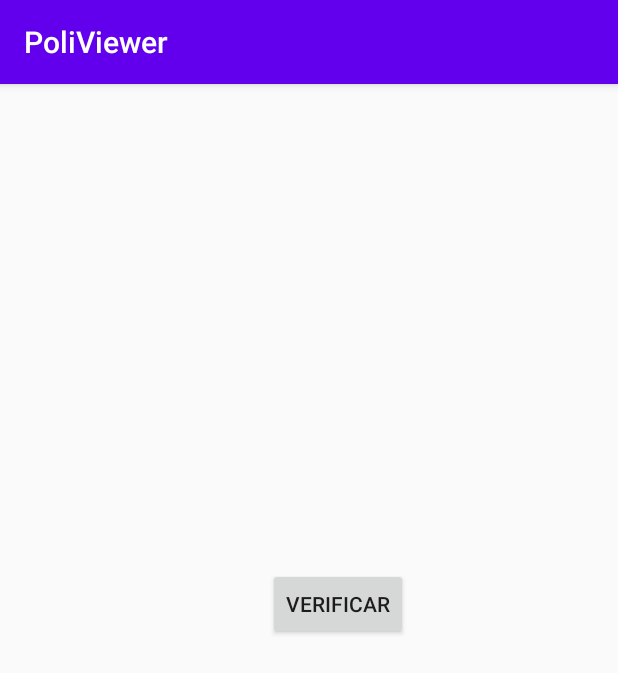
After one commit to angarcia20/proyecto_app_movil, an Android app: the comprobarCedula screen opened directly, with no data from a screen before it, on a phone screen of 412 x 824 dp. The commit adds this screen. Shown: the top 673 px of the screen. Run offline under Robolectric (Android 15) with nearby library versions, the phone set to English and light mode, and no system bars.

Commit message:
Se agrego la verificacion por cedula

```diff
--- a/app/src/main/java/com/example/poliviewer/EscanearQr.java
+++ b/app/src/main/java/com/example/poliviewer/EscanearQr.java
@@ -55,6 +55,10 @@ public class EscanearQr extends AppCompatActivity implements NavigationView.OnNa
         vistaescaner.startCamera();
 
     }
+    public void verificc(View view){
+        Intent intent= new Intent(EscanearQr.this, comprobarCedula.class);
+        startActivity(intent);
+    }
 
     @Override
     public boolean onNavigationItemSelected(@NonNull MenuItem menuItem) {
--- /dev/null
+++ b/app/src/main/java/com/example/poliviewer/comprobarCedula.java
@@ -0,0 +1,55 @@
+package com.example.poliviewer;
+
+import androidx.annotation.NonNull;
+import androidx.appcompat.app.AppCompatActivity;
+
+import android.content.Intent;
+import android.database.sqlite.SQLiteDatabase;
+import android.os.Bundle;
+import android.view.MenuItem;
+import android.view.View;
+import android.widget.EditText;
+import android.widget.Toast;
+
+import com.google.android.material.navigation.NavigationView;
+
+public class comprobarCedula extends AppCompatActivity implements NavigationView.OnNavigationItemSelectedListener{
+    private EditText cedula;
+
+    @Override
+    protected void onCreate(Bundle savedInstanceState) {
+        super.onCreate(savedInstanceState);
+        setContentView(R.layout.activity_comprobar_cedula);
+
+        cedula = (EditText) findViewById(R.id.ncedula);
+
+    }
+
+    @Override
+    public boolean onNavigationItemSelected(@NonNull MenuItem menuItem) {
+        return false;
+    }
+
+    public void comprobar(View view) {
+
+        AdminSQLiteOpenHelper admin = new AdminSQLiteOpenHelper(getApplicationContext());
+        SQLiteDatabase BaseDeDatos = admin.getWritableDatabase();
+
+        String ncedula =cedula.getText().toString();
+
+
+        if (!ncedula.isEmpty()) {
+            boolean user= admin.usuario(ncedula);
+            if (user== true) {
+                Toast.makeText(this, "Asistencia verificada", Toast.LENGTH_SHORT).show();
+                BaseDeDatos.close();
+            } else {
+                Toast.makeText(this, "No se encuentra registrado", Toast.LENGTH_SHORT).show();
+                BaseDeDatos.close();
+            }
+        } else {
+            Toast.makeText(this, "El campo esta vacio", Toast.LENGTH_SHORT).show();
+            BaseDeDatos.close();
+        }
+    }
+}
--- /dev/null
+++ b/app/src/main/res/layout/activity_comprobar_cedula.xml
@@ -0,0 +1,37 @@
+<?xml version="1.0" encoding="utf-8"?>
+<androidx.constraintlayout.widget.ConstraintLayout xmlns:android="http://schemas.android.com/apk/res/android"
+    xmlns:app="http://schemas.android.com/apk/res-auto"
+    xmlns:tools="http://schemas.android.com/tools"
+    android:layout_width="match_parent"
+    android:layout_height="match_parent"
+    tools:context=".comprobarCedula"><![CDATA[ /> ]]>
+
+    <EditText
+        android:id="@+id/ncedula"
+        android:layout_width="wrap_content"
+        android:layout_height="wrap_content"
+        android:ems="10"
+        android:hint="Cedula"
+        android:inputType="number"
+        app:layout_constraintBottom_toBottomOf="parent"
+        app:layout_constraintEnd_toEndOf="@id/button4"
+        app:layout_constraintHorizontal_bias="0.793"
+        app:layout_constraintStart_toEndOf="parent"
+        app:layout_constraintTop_toTopOf="parent"
+        app:layout_constraintVertical_bias="0.326" />
+
+    <Button
+        android:id="@+id/button4"
+        android:layout_width="wrap_content"
+        android:layout_height="wrap_content"
+        android:layout_marginEnd="140dp"
+        android:layout_marginRight="140dp"
+        android:text="Verificar"
+        android:onClick="comprobar"
+        app:layout_constraintBottom_toBottomOf="parent"
+        app:layout_constraintEnd_toEndOf="parent"
+        app:layout_constraintStart_toEndOf="@+id/spinnerid"
+        app:layout_constraintTop_toTopOf="parent"
+        app:layout_constraintVertical_bias="0.448" />/>
+
+</androidx.constraintlayout.widget.ConstraintLayout>
--- a/app/src/main/res/layout/activity_escanear_qr.xml
+++ b/app/src/main/res/layout/activity_escanear_qr.xml
@@ -39,7 +39,7 @@
             android:id="@+id/btnEscaner2"
             android:layout_width="200dp"
             android:layout_height="wrap_content"
-            android:onClick="Escanear"
+            android:onClick="verificc"
             android:text="Confirmar Cedula"
             app:layout_constraintBottom_toBottomOf="parent"
             app:layout_constraintEnd_toEndOf="parent"
```
Also changed, not shown: app/src/main/AndroidManifest.xml (+11 -17 lines).
